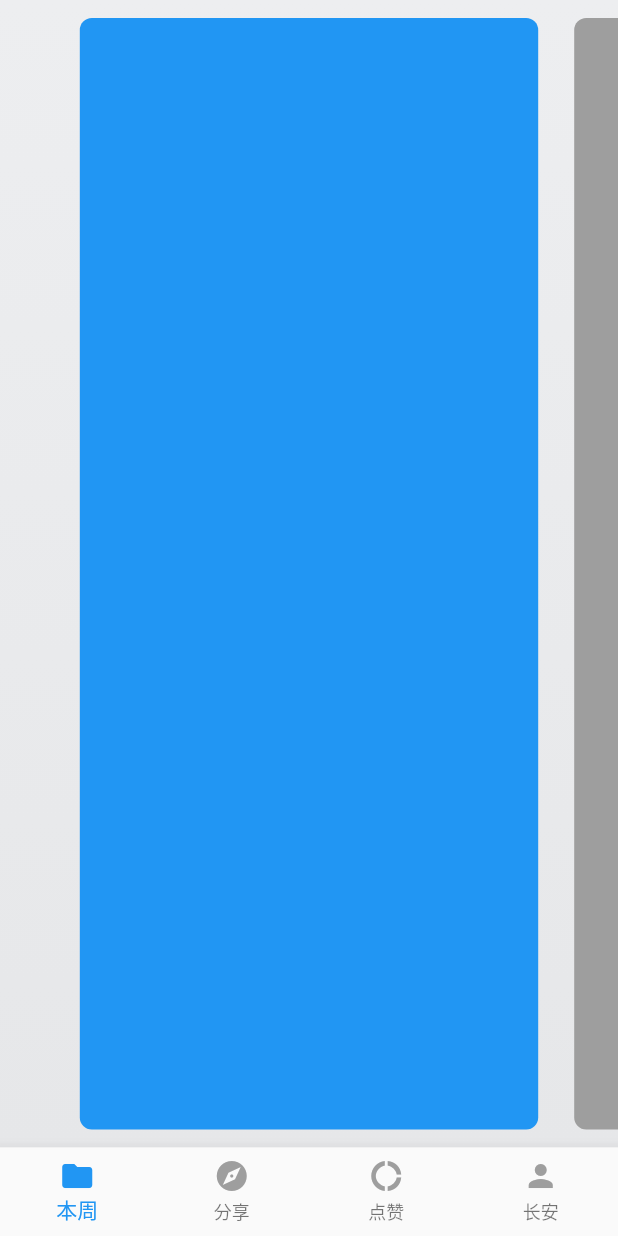
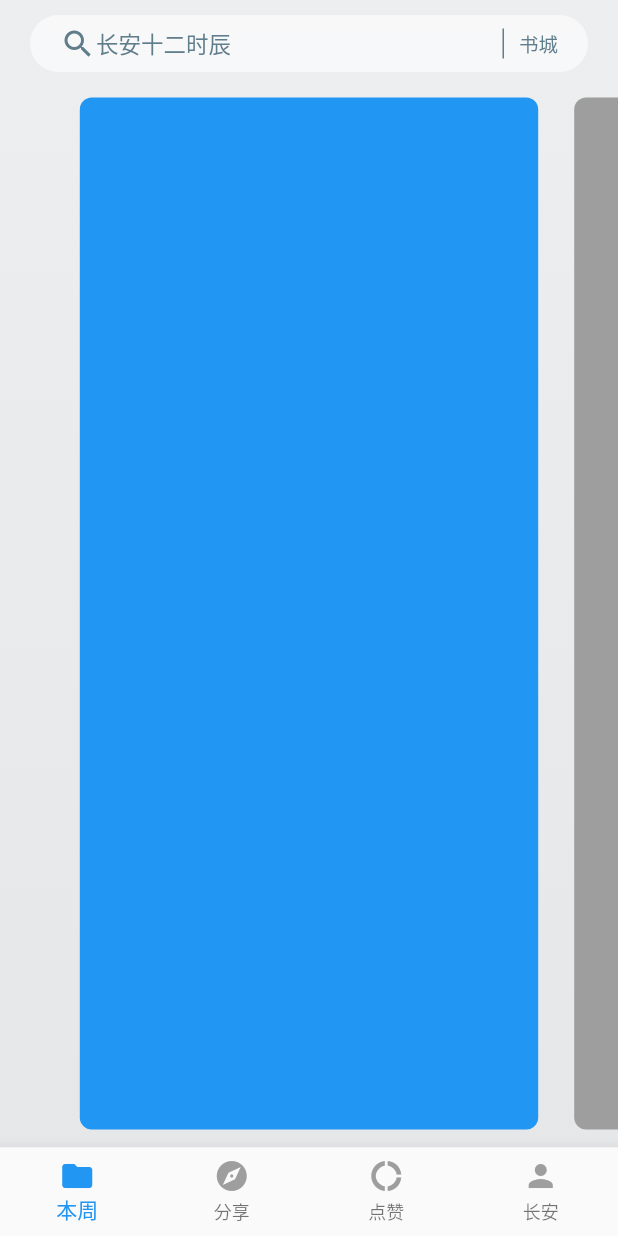
Before and after one commit to xzhang76/wx_reading, a Flutter app: the screen it shows after launch, on a phone screen of 412 x 824 dp. Run offline on Flutter 3.47's test engine with Material 2 defaults, Android fonts, the phone set to English and light mode, and no system bars.

Commit message:
自定义appbar

```diff
--- a/lib/tab_navigator.dart
+++ b/lib/tab_navigator.dart
@@ -1,6 +1,5 @@
 import 'package:flutter/material.dart';
 import 'package:wx_reading/widgets/content_page.dart';
-import 'package:wx_reading/widgets/page_view_content.dart';
 
 class TabNavigator extends StatefulWidget {
   @override
--- a/lib/widgets/content_page.dart
+++ b/lib/widgets/content_page.dart
@@ -1,4 +1,6 @@
 import 'package:flutter/material.dart';
+import 'package:flutter/services.dart';
+import 'package:wx_reading/widgets/my_appbar.dart';
 import 'package:wx_reading/widgets/page_view_content.dart';
 
 class ContentPage extends StatefulWidget {
@@ -20,6 +22,7 @@ class _ContentPageState extends State<ContentPage> {
     if(widget.contentPageController != null) {
       widget.contentPageController._pageController = _pageController;
     }
+    _statusBar();
     super.initState();
   }
 
@@ -28,7 +31,7 @@ class _ContentPageState extends State<ContentPage> {
     return Column(
       children: <Widget>[
         //appBar
-
+        MyAppBar(),
         Expanded(
           child: PageView(
             controller: _pageController,
@@ -45,6 +48,17 @@ class _ContentPageState extends State<ContentPage> {
       ],
     );
   }
+
+  _statusBar() {
+    SystemChrome.setSystemUIOverlayStyle(SystemUiOverlayStyle(
+      systemNavigationBarColor: Color(0xFF000000),
+      systemNavigationBarDividerColor: null,
+      statusBarColor: Colors.transparent,
+      systemNavigationBarIconBrightness: Brightness.light,
+      statusBarIconBrightness: Brightness.dark,
+      statusBarBrightness: Brightness.light,
+    ));
+  }
 }
 
 class ContentPageController {
--- /dev/null
+++ b/lib/widgets/my_appbar.dart
@@ -0,0 +1,35 @@
+import 'package:flutter/material.dart';
+
+class MyAppBar extends StatelessWidget {
+  @override
+  Widget build(BuildContext context) {
+    double top = MediaQuery.of(context).padding.top;
+    return Container(
+      margin: EdgeInsets.fromLTRB(20, top+10, 20, 5),
+      padding: EdgeInsets.fromLTRB(20, 7, 20, 7),
+      decoration: BoxDecoration(
+        borderRadius: BorderRadius.circular(20),
+        color: Colors.white60
+      ),
+      child: Row(
+        children: <Widget>[
+          Icon(
+            Icons.search,
+            color: Colors.blueGrey,
+          ),
+          Expanded(
+            child: Text('长安十二时辰', style: TextStyle(fontSize: 15, color: Colors.blueGrey))
+          ),
+          Container(
+            width: 1,
+            height: 20,
+            margin: EdgeInsets.only(right: 10),
+            color: Colors.blueGrey,
+          ),
+          Text('书城', style: TextStyle(fontSize: 13, color: Colors.blueGrey),)
+        ],
+
+      ),
+    );
+  }
+}
```
